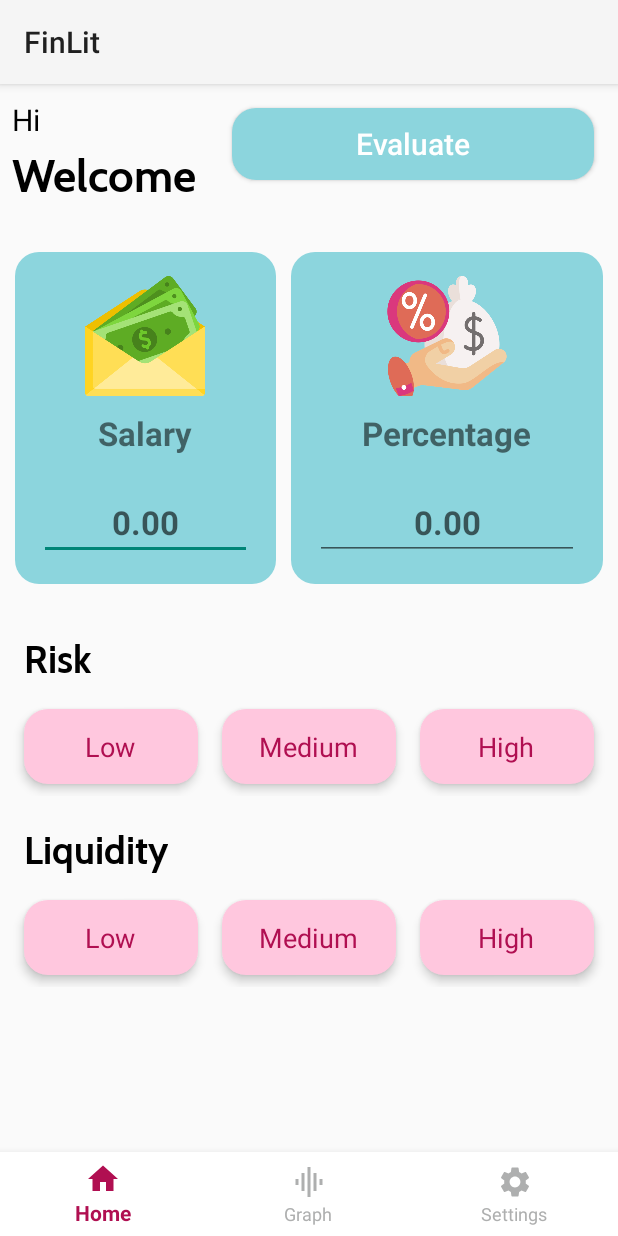
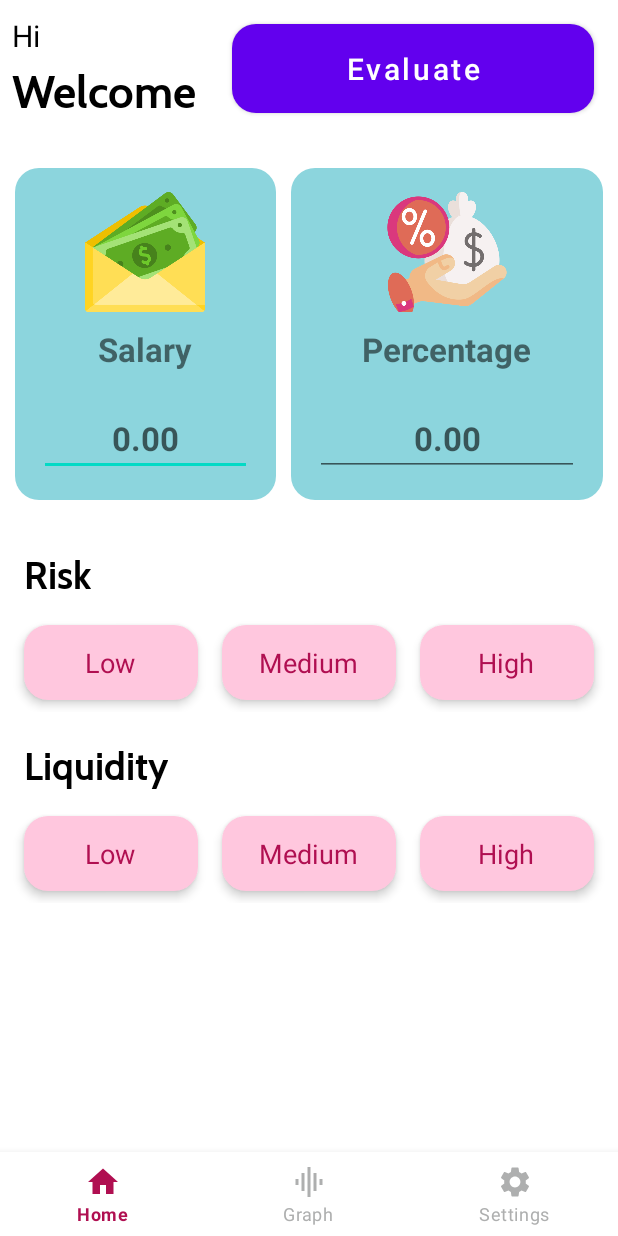
Before and after one commit to sanchi0204/FINLIT, an Android app: the screen it shows after launch (UserDetails), on a phone screen of 412 x 824 dp. Run offline under Robolectric (Android 15) with nearby library versions, the phone set to English and light mode, and no system bars.

Commit message:
new gradle files post merge conflicts

```diff
--- a/app/src/main/res/values-night/themes.xml
+++ b/app/src/main/res/values-night/themes.xml
@@ -1,6 +1,6 @@
 <resources xmlns:tools="http://schemas.android.com/tools">
     <!-- Base application theme. -->
-    <style name="Theme.Finlit" parent="Theme.MaterialComponents.DayNight.DarkActionBar">
+    <style name="Theme.FinLit" parent="Theme.MaterialComponents.DayNight.DarkActionBar">
         <!-- Primary brand color. -->
         <item name="colorPrimary">@color/purple_200</item>
         <item name="colorPrimaryVariant">@color/purple_700</item>
--- a/app/src/main/res/values/themes.xml
+++ b/app/src/main/res/values/themes.xml
@@ -1,6 +1,6 @@
 <resources xmlns:tools="http://schemas.android.com/tools">
     <!-- Base application theme. -->
-    <style name="Theme.Finlit" parent="Theme.MaterialComponents.DayNight.DarkActionBar">
+    <style name="Theme.FinLit" parent="Theme.MaterialComponents.DayNight.NoActionBar">
         <!-- Primary brand color. -->
         <item name="colorPrimary">@color/purple_500</item>
         <item name="colorPrimaryVariant">@color/purple_700</item>
```
Also changed, not shown: app/build.gradle (line endings or trailing spaces), app/src/main/AndroidManifest.xml (line endings or trailing spaces), app/src/main/res/layout/activity_main.xml (line endings or trailing spaces), app/src/main/res/values/colors.xml (line endings or trailing spaces), app/src/main/res/values/strings.xml (line endings or trailing spaces), build.gradle (line endings or trailing spaces), gradle/wrapper/gradle-wrapper.properties, settings.gradle (line endings or trailing spaces).
